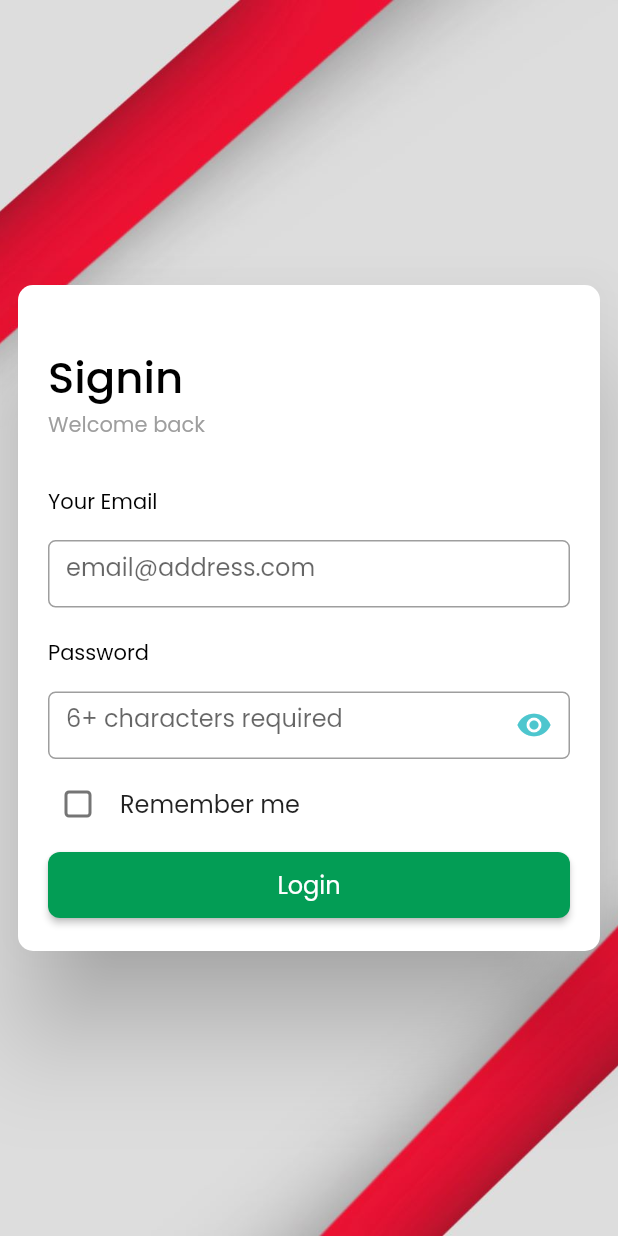
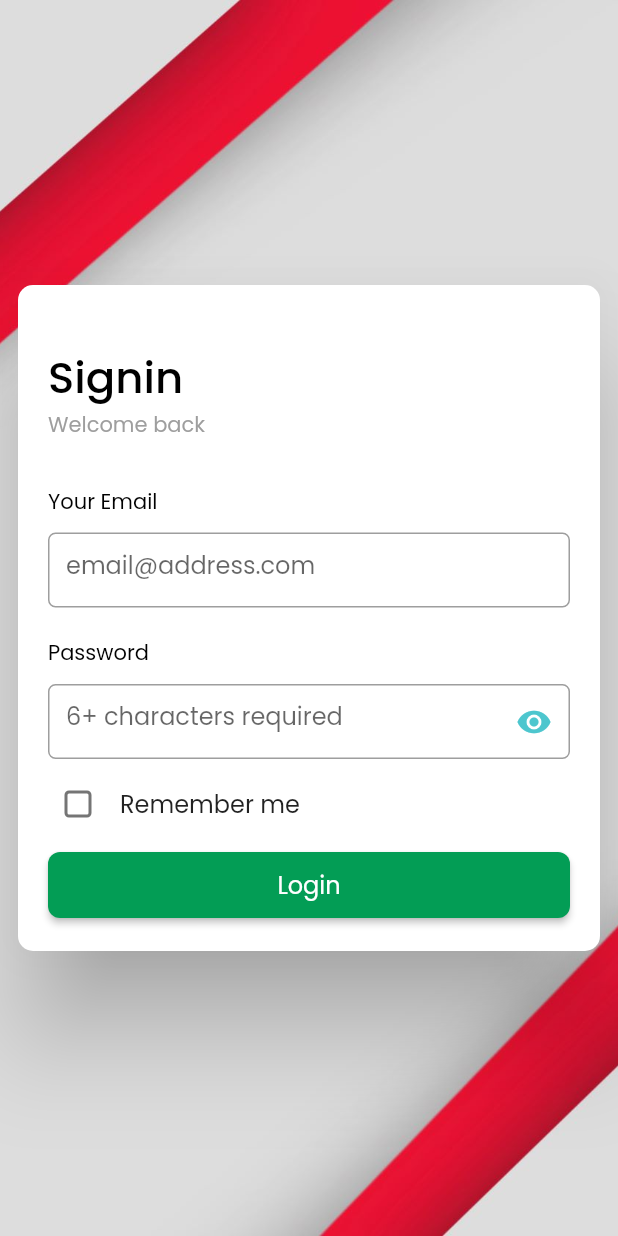
Before and after one commit to dexterTalha/d_cart_admin, a Flutter app: the screen it shows after launch, on a phone screen of 412 x 824 dp. Run offline on Flutter 3.47's test engine with Material 2 defaults, Android fonts, the light colour scheme and no system bars.

Commit message:
fix for orientation change

```diff
--- a/lib/components/text_form_field.dart
+++ b/lib/components/text_form_field.dart
@@ -11,7 +11,9 @@ class TextFormFieldComponent extends StatelessWidget {
   final Widget? suffixWidget;
   final bool? isObscure;
   final TextEditingController? controller;
-  const TextFormFieldComponent({Key? key, this.controller, this.isObscure, this.suffixWidget, this.borderColor, this.title, this.hint, this.hintStyle, this.titleStyle}) : super(key: key);
+  const TextFormFieldComponent(
+      {Key? key, this.controller, this.isObscure, this.suffixWidget, this.borderColor, this.title, this.hint, this.hintStyle, this.titleStyle})
+      : super(key: key);
 
   @override
   Widget build(BuildContext context) {
@@ -23,21 +25,20 @@ class TextFormFieldComponent extends StatelessWidget {
             title ?? "Your Email",
             style: titleStyle ?? const TextStyle(color: Colors.black),
           ),
-          const SizedBox(height: 15),
-          Container(
-            height: 45,
-            child: TextFormField(
+          const SizedBox(height: 10),
+          TextFormField(
             controller: controller,
-              textAlign: TextAlign.start,
+            // textAlign: TextAlign.start,
             cursorColor: borderColor ?? MyTheme.textFormBorder,
             obscureText: isObscure ?? false,
             decoration: InputDecoration(
+              constraints: BoxConstraints(maxHeight: 50),
               suffixIcon: suffixWidget,
               focusedBorder: OutlineInputBorder(
                 borderRadius: BorderRadius.circular(5),
                 borderSide: BorderSide(
                   color: borderColor ?? MyTheme.textFormBorder,
-                    width: 1,
+                  width: 2,
                 ),
               ),
               border: OutlineInputBorder(
@@ -45,7 +46,6 @@ class TextFormFieldComponent extends StatelessWidget {
               ),
               hintText: hint ?? "email@address.com",
             ),
-            ),
           )
         ],
       ),
--- a/lib/screens/login_screen.dart
+++ b/lib/screens/login_screen.dart
@@ -73,6 +73,8 @@ class _LoginScreenState extends State<LoginScreen> {
             child: Container(
               padding: const EdgeInsets.all(20),
               width: double.maxFinite,
+              child: SingleChildScrollView(
+                physics: const BouncingScrollPhysics(),
                 child: Column(
                   mainAxisAlignment: MainAxisAlignment.center,
                   crossAxisAlignment: CrossAxisAlignment.start,
@@ -158,5 +160,6 @@ class _LoginScreenState extends State<LoginScreen> {
               ),
             ),
           ),
+        ),
       );
 }
```
Lines whose indentation alone changed are shown as unchanged.
